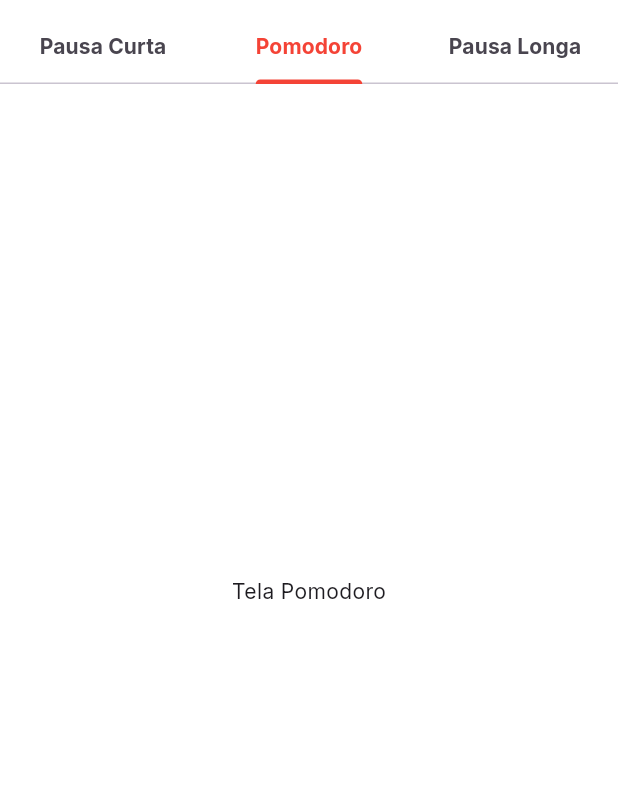
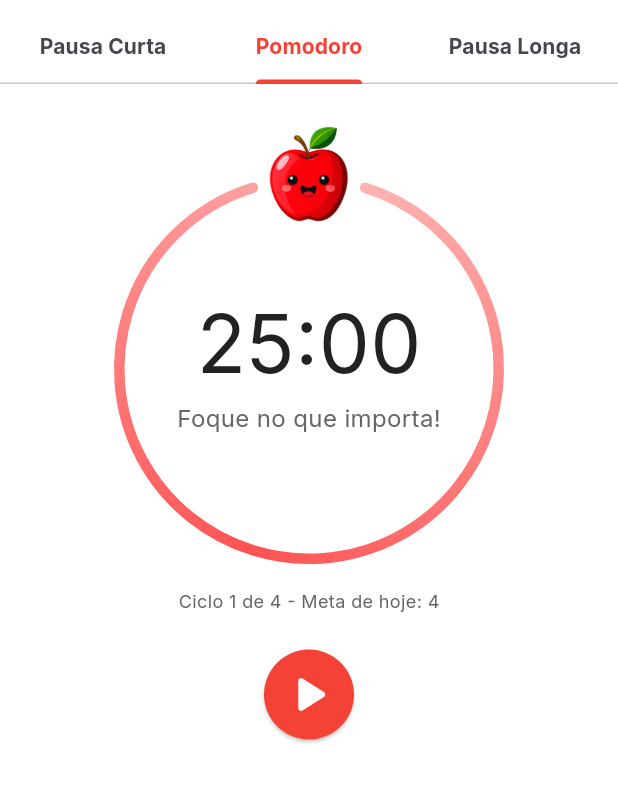
Before and after one commit to h3llsyn/Pimbi, a Flutter app: the TelaUm screen opened directly, after a tap on "Pular", on a phone screen of 412 x 824 dp, the part 138-941 px from its top. Run offline on Flutter 3.47's test engine with Material 3 defaults, Android fonts, the phone set to English and light mode, and no system bars; our stand-ins replace flutter_screenutil, google_fonts, percent_indicator.

Commit message:
fazendo a tela do pomodoro

```diff
--- a/lib/components/button.dart
+++ b/lib/components/button.dart
@@ -1,27 +1,51 @@
 import 'package:flutter/material.dart';
 
 class Button extends StatelessWidget {
-  final String label;
+  final String? label;
+  final IconData? icon;
+  final double? iconSize; // <--- Novo parâmetro opcional para o tamanho do ícone
   final VoidCallback? onPressed;
 
-  const Button({super.key, required this.label, required this.onPressed});
+  const Button({
+    super.key,
+    this.label,
+    this.icon,
+    this.iconSize,
+    required this.onPressed,
+  }) : assert(label != null || icon != null, 'É necessário informar label ou icon');
 
   @override
   Widget build(BuildContext context) {
+    final bool isIconMode = icon != null;
+    final double defaultIconSize = iconSize ?? 30.0; // Usa o tamanho passado ou 30 por padrão
+
     return ElevatedButton(
       onPressed: onPressed,
       style: ElevatedButton.styleFrom(
         enabledMouseCursor: SystemMouseCursors.click,
         backgroundColor: Colors.red,
         overlayColor: Colors.white,
-        fixedSize: Size(320, 50),
-        shape: RoundedRectangleBorder(
+
+        // Se tiver ícone, o tamanho do botão se ajusta ou fica no padrão 60x60
+        fixedSize: isIconMode ? const Size(60, 60) : const Size(320, 50),
+
+        shape: isIconMode
+            ? const CircleBorder()
+            : RoundedRectangleBorder(
                 borderRadius: BorderRadius.circular(10),
+              ),
+
+        padding: isIconMode ? EdgeInsets.zero : null,
+      ),
+      child: isIconMode
+          ? Icon(
+              icon,
+              color: Colors.white,
+              size: defaultIconSize, // <--- Aplicado aqui
             )
-      ),
-      child: Text(
-        label,
-        style: TextStyle(
+          : Text(
+              label ?? '',
+              style: const TextStyle(
                 color: Colors.white,
                 fontSize: 16,
                 fontWeight: FontWeight.bold,
--- a/lib/pages/inicio.dart
+++ b/lib/pages/inicio.dart
@@ -1,5 +1,6 @@
 import 'package:Pimbi/components/appBar.dart';
 import 'package:Pimbi/components/app_notification.dart';
+import 'package:Pimbi/pages/telaPomodoro.dart';
 import 'package:flutter/material.dart';
 
 class InicioPage extends StatefulWidget {
@@ -42,14 +43,12 @@ class _InicioPageState extends State<InicioPage> {
       initialIndex: 1,
       child: Scaffold(
         appBar: AppBarComponent(),
-        body: const TabBarView(
+        body: TabBarView(
           children: [
             Center(
               child: Text('Tela Curta'),
             ),
-            Center(
-              child: Text('Tela Pomodoro'),
-            ),
+            TelaPomodoro(),
             Center(
               child: Text('Tela Longa'),
             ),
--- /dev/null
+++ b/lib/pages/telaPomodoro.dart
@@ -0,0 +1,145 @@
+import 'dart:math' as math;
+import 'package:Pimbi/components/button.dart';
+import 'package:flutter/material.dart';
+
+class TelaPomodoro extends StatelessWidget {
+  final String tempo;
+  final String mensagem;
+
+  const TelaPomodoro({
+    super.key,
+    this.tempo = "25:00",
+    this.mensagem = "Foque no que importa!",
+  });
+
+  @override
+  Widget build(BuildContext context) {
+    const double tamanho = 260;
+    const double tamanhoIcone = 65;
+
+    return SingleChildScrollView(
+      child: Column(
+        children: [
+          // Aumenta esta altura para descer a maçã e o círculo no ecrã
+          const SizedBox(height: 60), // <-- Altera aqui para ajustar a posição vertical
+
+          // Componente do Timer Circular
+          SizedBox(
+            width: tamanho,
+            height: tamanho,
+            child: Stack(
+              alignment: Alignment.center,
+              clipBehavior: Clip.none,
+              children: [
+                // 1. Desenha o arco circular com a abertura no topo
+                CustomPaint(
+                  size: const Size(tamanho, tamanho),
+                  painter: _CircularProgressPainter(
+                    corGradienteInicio: const Color(0xFFFFB3B3),
+                    corGradienteFim: const Color(0xFFFF5252),
+                    espessuraBorda: 7.0,
+                    anguloAbertura: 0.60,
+                  ),
+                ),
+
+                // 2. Textos centralizados
+                Column(
+                  mainAxisAlignment: MainAxisAlignment.center,
+                  children: [
+                    Text(
+                      tempo,
+                      style: const TextStyle(
+                        fontSize: 54,
+                        fontWeight: FontWeight.w400,
+                        color: Color(0xFF222222),
+                        height: 1.0,
+                      ),
+                    ),
+                    const SizedBox(height: 12),
+                    Text(
+                      mensagem,
+                      style: const TextStyle(
+                        fontSize: 16,
+                        color: Color(0xFF666666),
+                        fontWeight: FontWeight.w400,
+                      ),
+                    ),
+                  ],
+                ),
+
+                // 3. Ícone posicionado no topo do arco
+                Positioned(
+                  top: -tamanhoIcone / 2, // Posição exata sobre a abertura do arco
+                  child: Image.asset(
+                    'assets/images/apple-pimbi-happy-abu.png',
+                    width: tamanhoIcone,
+                    height: tamanhoIcone,
+                    fit: BoxFit.contain,
+                  ),
+                ),
+              ],
+            ),
+          ),
+
+          const SizedBox(height: 16),
+          Text(
+            'Ciclo 1 de 4 - Meta de hoje: 4',
+            style: TextStyle(
+              color: Color(0xFF666666),
+              fontSize: 12
+            ),
+          ),
+          const SizedBox(height: 24),
+          Button(
+            onPressed: (){},
+            icon: Icons.play_arrow_rounded,
+            iconSize: 42,
+          ),
+        ],
+      ),
+    );
+  }
+}
+
+class _CircularProgressPainter extends CustomPainter {
+  final Color corGradienteInicio;
+  final Color corGradienteFim;
+  final double espessuraBorda;
+  final double anguloAbertura;
+
+  _CircularProgressPainter({
+    required this.corGradienteInicio,
+    required this.corGradienteFim,
+    required this.espessuraBorda,
+    required this.anguloAbertura,
+  });
+
+  @override
+  void paint(Canvas canvas, Size size) {
+    final double center = size.width / 2;
+    final double radius = (size.width - espessuraBorda) / 2;
+
+    final double startAngle = -math.pi / 2 + (anguloAbertura / 2);
+    final double sweepAngle = (2 * math.pi) - anguloAbertura;
+
+    final rect = Rect.fromCircle(
+      center: Offset(center, center),
+      radius: radius,
+    );
+
+    final paint = Paint()
+      ..style = PaintingStyle.stroke
+      ..strokeWidth = espessuraBorda
+      ..strokeCap = StrokeCap.round
+      ..shader = SweepGradient(
+        colors: [corGradienteInicio, corGradienteFim, corGradienteInicio],
+        stops: const [0.0, 0.5, 1.0],
+        transform: GradientRotation(startAngle),
+      ).createShader(rect);
+
+    canvas.drawArc(rect, startAngle, sweepAngle, false, paint);
+  }
+
+  @override
+  bool shouldRepaint(covariant CustomPainter oldDelegate) => false;
+}
```
Lines whose indentation alone changed are shown as unchanged.
